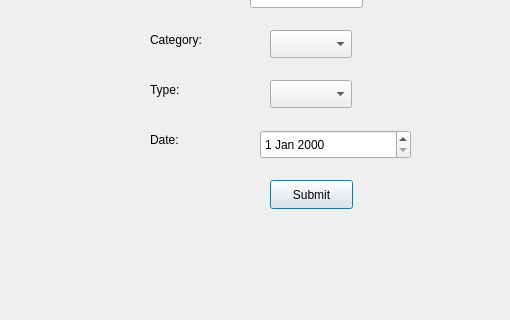
aasishhumagain/BudgetBuddy, file transactions.ui: the form before one commit; both pictures show x 0 to 510 and y 160 to 480 of the 640 by 480 pixel window.
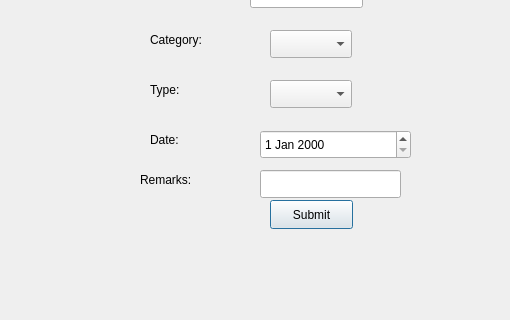
The form after the commit.

Commit message: Added remarks table UI and made validations for signup page and db

The edit to the form file:
```diff
--- a/transactions.ui
+++ b/transactions.ui
@@ -60,7 +60,7 @@
    <property name="geometry">
     <rect>
      <x>270</x>
-     <y>340</y>
+     <y>360</y>
      <width>83</width>
      <height>29</height>
     </rect>
@@ -137,6 +137,29 @@
     <string/>
    </property>
   </widget>
+  <widget class="QLabel" name="labelRemarks">
+   <property name="geometry">
+    <rect>
+     <x>140</x>
+     <y>330</y>
+     <width>63</width>
+     <height>20</height>
+    </rect>
+   </property>
+   <property name="text">
+    <string>Remarks:</string>
+   </property>
+  </widget>
+  <widget class="QLineEdit" name="lineEditRemarks">
+   <property name="geometry">
+    <rect>
+     <x>260</x>
+     <y>330</y>
+     <width>141</width>
+     <height>28</height>
+    </rect>
+   </property>
+  </widget>
  </widget>
  <resources/>
  <connections/>
```
The commit also changes 3 other files.
